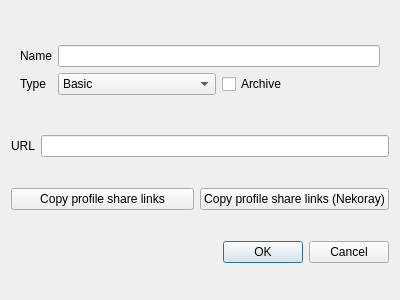
Above: ui/edit/dialog_edit_group.ui from MatsuriDayo/nekoray before the change. Below: the same form after it.
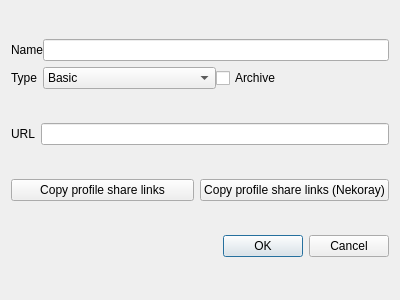
That is the form after the change. Custom widgets are drawn as their Qt base class.

```diff
--- a/ui/edit/dialog_edit_group.ui
+++ b/ui/edit/dialog_edit_group.ui
@@ -23,6 +23,21 @@
       </sizepolicy>
      </property>
      <layout class="QGridLayout" name="main">
+      <property name="leftMargin">
+       <number>0</number>
+      </property>
+      <property name="topMargin">
+       <number>0</number>
+      </property>
+      <property name="rightMargin">
+       <number>0</number>
+      </property>
+      <property name="bottomMargin">
+       <number>0</number>
+      </property>
+      <property name="horizontalSpacing">
+       <number>0</number>
+      </property>
       <item row="1" column="0">
        <widget class="QLabel" name="label_2">
         <property name="text">
```
